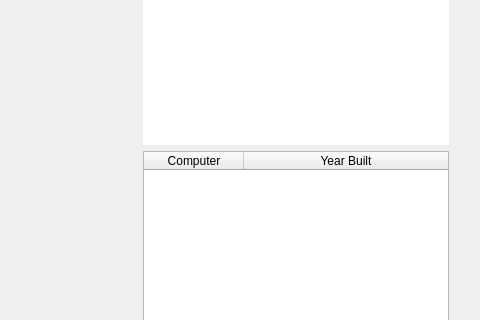
The window that scientistwindow.ui (athenabjorg/sacr) describes before a commit, drawn with Qt 5; both pictures show x 220 to 700 and y 180 to 500 of the 700 by 600 pixel window.
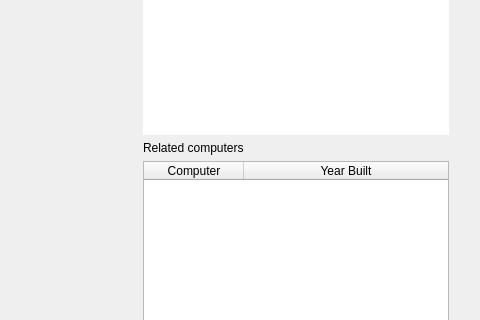
The same window after the commit. Icons and pictures are not drawn.

Diff of the .ui file:
```diff
--- a/scientistwindow.ui
+++ b/scientistwindow.ui
@@ -284,6 +284,13 @@
          </property>
         </widget>
        </item>
+       <item>
+        <widget class="QLabel" name="label">
+         <property name="text">
+          <string>Related computers</string>
+         </property>
+        </widget>
+       </item>
        <item>
         <widget class="QTableWidget" name="relationTable">
          <property name="sizePolicy">
```
Left out of the diff: 2 changed lines with no effect on the pictures.
